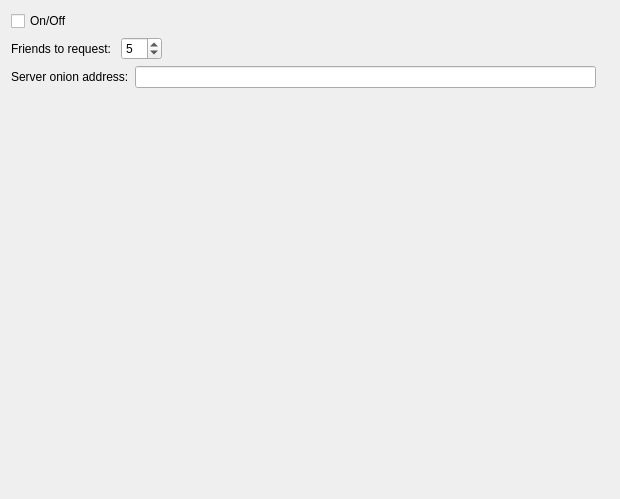
Qt form retroshare-gui/src/gui/FriendServerControl.ui (RetroShare/RetroShare) before a commit.
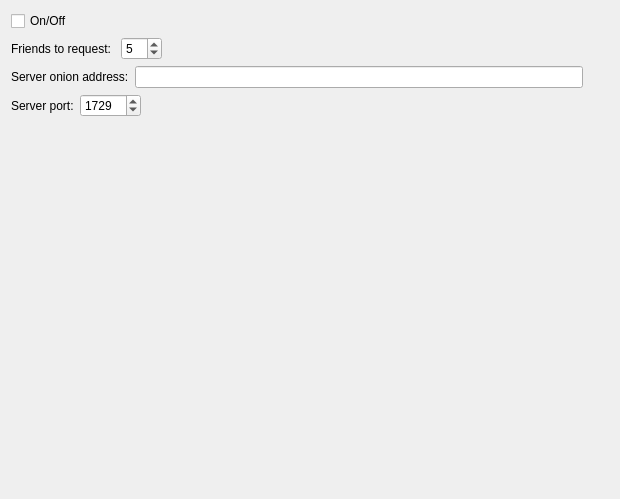
The same form after that commit.

Commit message: added empty rsFriendServer struct and basic UI functionality

Diff of the .ui file:
```diff
--- a/retroshare-gui/src/gui/FriendServerControl.ui
+++ b/retroshare-gui/src/gui/FriendServerControl.ui
@@ -74,6 +74,13 @@
        </property>
       </widget>
      </item>
+     <item>
+      <widget class="QLabel" name="serverStatusCheckResult_LB">
+       <property name="text">
+        <string/>
+       </property>
+      </widget>
+     </item>
      <item>
       <widget class="QLabel" name="torServerStatus_LB">
        <property name="text">
@@ -83,6 +90,43 @@
      </item>
     </layout>
    </item>
+   <item>
+    <layout class="QHBoxLayout" name="horizontalLayout_3">
+     <item>
+      <widget class="QLabel" name="label_3">
+       <property name="text">
+        <string>Server port:</string>
+       </property>
+      </widget>
+     </item>
+     <item>
+      <widget class="QSpinBox" name="torServerPort_SB">
+       <property name="minimum">
+        <number>1025</number>
+       </property>
+       <property name="maximum">
+        <number>65536</number>
+       </property>
+       <property name="value">
+        <number>1729</number>
+       </property>
+      </widget>
+     </item>
+     <item>
+      <spacer name="horizontalSpacer_2">
+       <property name="orientation">
+        <enum>Qt::Horizontal</enum>
+       </property>
+       <property name="sizeHint" stdset="0">
+        <size>
+         <width>40</width>
+         <height>20</height>
+        </size>
+       </property>
+      </spacer>
+     </item>
+    </layout>
+   </item>
    <item>
     <spacer name="verticalSpacer">
      <property name="orientation">
```
The commit also changes 7 other files.
